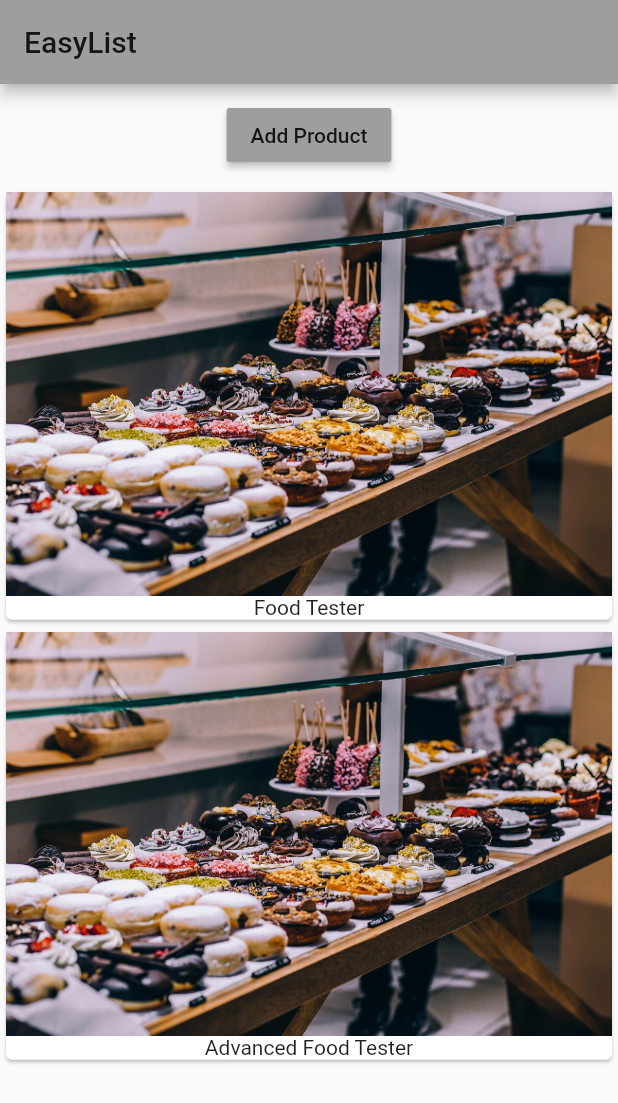
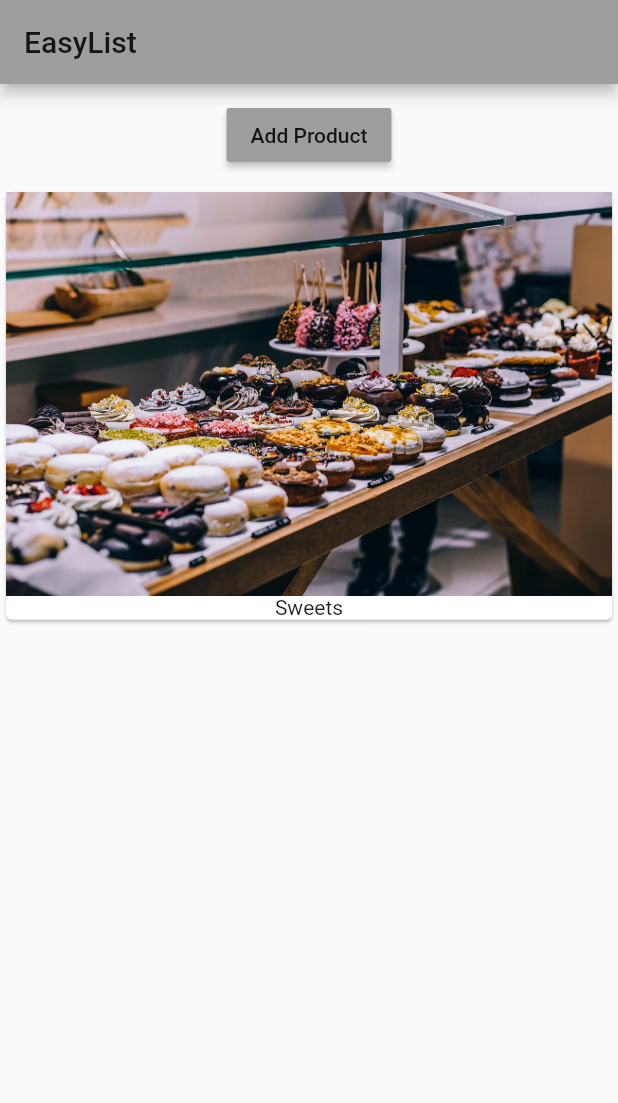
Before and after one commit to asanee99/learning-flutter, a Flutter app: the screen it shows after launch, after a tap on "Add Product", on a phone screen of 412 x 824 dp. Shown: the top 1103 px of the screen. Run offline on Flutter 3.47's test engine with Material 2 defaults, Android fonts, the phone set to English and light mode, and no system bars.

Commit message:
Alternative Approaches to Render Content Condition

```diff
--- a/flutter_course/lib/main.dart
+++ b/flutter_course/lib/main.dart
@@ -9,7 +9,7 @@ class MyApp extends StatelessWidget {
   Widget build(BuildContext context) {
     return MaterialApp(
       theme: ThemeData(
-        brightness: Brightness.light,
+        brightness: Brightness.light  ,
         primarySwatch: Colors.grey,
         accentColor: Colors.deepPurple
       ),
@@ -17,7 +17,7 @@ class MyApp extends StatelessWidget {
         appBar: AppBar(
           title: Text('EasyList'),
         ),
-        body: ProductsManager('Food Tester'),
+        body: ProductsManager(),
       ),
     );
   }
--- /dev/null
+++ b/flutter_course/lib/product_control.dart
@@ -0,0 +1,19 @@
+import 'package:flutter/material.dart';
+
+class ProductControl extends StatelessWidget {
+
+  final Function addProduct;
+
+  ProductControl(this.addProduct);
+
+  @override
+  Widget build(BuildContext context) {
+    return RaisedButton(
+      color: Theme.of(context).primaryColor,
+      onPressed: () {
+          addProduct('Sweets');
+      },
+      child: Text('Add Product'),
+    );
+  }
+}
--- a/flutter_course/lib/products.dart
+++ b/flutter_course/lib/products.dart
@@ -5,21 +5,32 @@ class Products extends StatelessWidget {
 
   Products(this.products);
 
+  Widget _builderProductItem(BuildContext context, int index) {
+    return Card(
+      child: Column(
+        children: <Widget>[
+          Image.asset('assets/food.jpg'),
+          Text(products[index])
+        ],
+      ),
+    );
+  }
+
   @override
   Widget build(BuildContext context) {
-    return Column(
-      children: products
-          .map(
-            (element) => Card(
-                child: Column(
-                  children: <Widget>[
-                    Image.asset('assets/food.jpg'),
-                    Text(element)
-                  ],
-                ),
-              )
-            )
-          .toList(),
-    );
+
+    Widget productCard;
+
+    if (products.length > 0) {
+      productCard = ListView.builder(
+        itemBuilder: _builderProductItem,
+        itemCount: products.length,
+      );
+    } else {
+      productCard = Center(
+        child: Text('No Products found, Please add some product'),
+      );
+    }
+    return productCard;
   }
 }
--- a/flutter_course/lib/products_manager.dart
+++ b/flutter_course/lib/products_manager.dart
@@ -1,10 +1,11 @@
 import 'package:flutter/material.dart';
 import './products.dart';
+import './product_control.dart';
 
 class ProductsManager extends StatefulWidget {
   final String startingProduct;
 
-  ProductsManager(this.startingProduct);
+  ProductsManager({this.startingProduct});
 
   @override
   State<StatefulWidget> createState() {
@@ -13,13 +14,14 @@ class ProductsManager extends StatefulWidget {
   }
 }
 
-
 class _ProductManagerState extends State<ProductsManager> {
   List<String> _products = [];
 
   @override
   void initState() {
+    if (widget.startingProduct != null) {
       _products.add(widget.startingProduct);
+    }
     super.initState();
   }
 
@@ -29,6 +31,12 @@ class _ProductManagerState extends State<ProductsManager> {
     super.didUpdateWidget(oldWidget);
   }
 
+  void _addProduct(String product) {
+    setState(() {
+      _products.add(product);
+    });
+  }
+
   @override
   Widget build(BuildContext context) {
     // TODO: implement build
@@ -36,17 +44,9 @@ class _ProductManagerState extends State<ProductsManager> {
       children: <Widget>[
         Container(
           margin: EdgeInsets.all(10.0),
-          child: RaisedButton(
-            color: Theme.of(context).primaryColor,
-            onPressed: () {
-              setState(() {
-                _products.add('Advanced Food Tester');
-              });
-            },
-            child: Text('Add Product'),
+          child: ProductControl(_addProduct),
         ),
-        ),
-        Products(_products)
+        Expanded(child: Products(_products))
       ],
     );
   }
```
Lines whose indentation alone changed are shown as unchanged.
